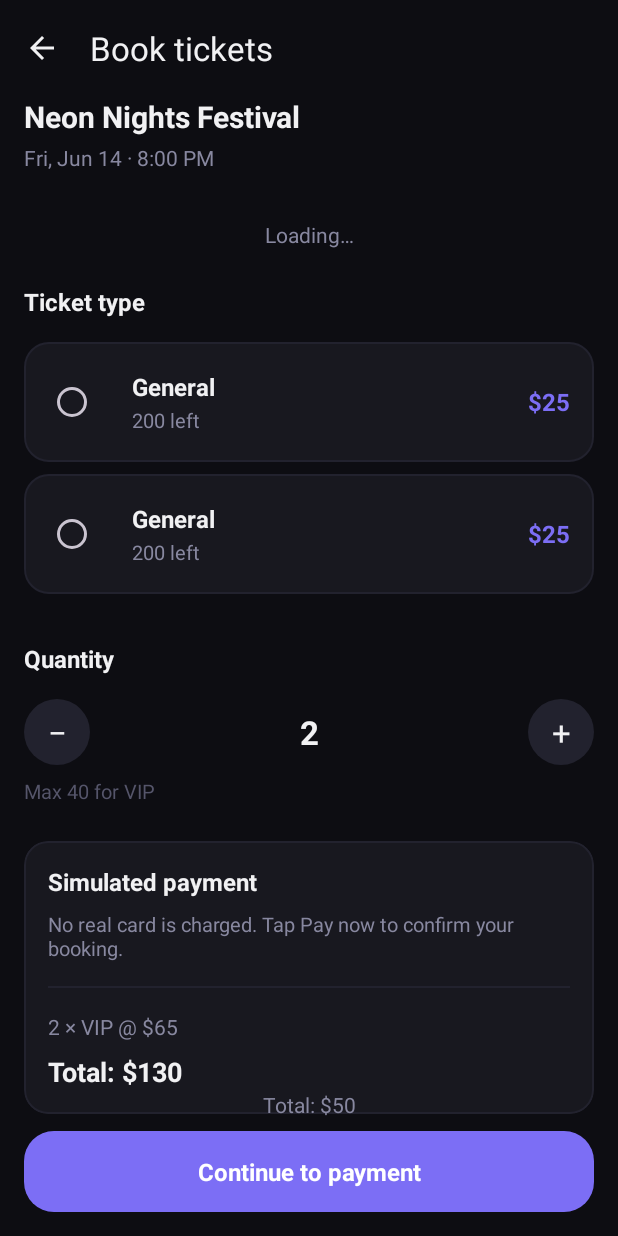
After one commit to Bayzeedsakib/eventbookingplatform, an Android app: the layout fragment_booking.xml on its own in the app's theme, with its tools: preview values and no code run, on a phone screen of 412 x 824 dp. The commit adds this screen. Run offline under Robolectric (Android 15) with nearby library versions, the phone set to English and light mode, and no system bars.

Commit message:
Add booking UI components, including layout for booking fragment, drawable resources for ticket types, and string definitions for booking functionality in Event Booking Platform

```diff
--- /dev/null
+++ b/app/src/main/res/drawable/bg_quantity_button.xml
@@ -0,0 +1,5 @@
+<?xml version="1.0" encoding="utf-8"?>
+<shape xmlns:android="http://schemas.android.com/apk/res/android"
+    android:shape="oval">
+    <solid android:color="@color/bg_elevated" />
+</shape>
--- /dev/null
+++ b/app/src/main/res/drawable/bg_ticket_type_default.xml
@@ -0,0 +1,9 @@
+<?xml version="1.0" encoding="utf-8"?>
+<shape xmlns:android="http://schemas.android.com/apk/res/android"
+    android:shape="rectangle">
+    <solid android:color="@color/bg_surface" />
+    <corners android:radius="@dimen/corner_lg" />
+    <stroke
+        android:width="1dp"
+        android:color="@color/bg_elevated" />
+</shape>
--- /dev/null
+++ b/app/src/main/res/drawable/bg_ticket_type_selected.xml
@@ -0,0 +1,9 @@
+<?xml version="1.0" encoding="utf-8"?>
+<shape xmlns:android="http://schemas.android.com/apk/res/android"
+    android:shape="rectangle">
+    <solid android:color="@color/bg_surface" />
+    <corners android:radius="@dimen/corner_lg" />
+    <stroke
+        android:width="2dp"
+        android:color="@color/primary" />
+</shape>
--- /dev/null
+++ b/app/src/main/res/layout/fragment_booking.xml
@@ -0,0 +1,299 @@
+<?xml version="1.0" encoding="utf-8"?>
+<androidx.coordinatorlayout.widget.CoordinatorLayout xmlns:android="http://schemas.android.com/apk/res/android"
+    xmlns:app="http://schemas.android.com/apk/res-auto"
+    xmlns:tools="http://schemas.android.com/tools"
+    android:layout_width="match_parent"
+    android:layout_height="match_parent"
+    android:background="@color/bg_base">
+
+    <com.google.android.material.appbar.AppBarLayout
+        android:layout_width="match_parent"
+        android:layout_height="wrap_content"
+        android:background="@android:color/transparent"
+        app:elevation="0dp">
+
+        <com.google.android.material.appbar.MaterialToolbar
+            android:id="@+id/toolbar"
+            android:layout_width="match_parent"
+            android:layout_height="?attr/actionBarSize"
+            android:background="@android:color/transparent"
+            app:navigationIcon="@drawable/ic_arrow_back"
+            app:navigationIconTint="@color/text_primary"
+            app:title="@string/booking_title"
+            app:titleTextColor="@color/text_primary" />
+    </com.google.android.material.appbar.AppBarLayout>
+
+    <androidx.core.widget.NestedScrollView
+        android:id="@+id/scroll_content"
+        android:layout_width="match_parent"
+        android:layout_height="match_parent"
+        android:clipToPadding="false"
+        android:fillViewport="true"
+        android:paddingBottom="96dp"
+        app:layout_behavior="@string/appbar_scrolling_view_behavior">
+
+        <LinearLayout
+            android:layout_width="match_parent"
+            android:layout_height="wrap_content"
+            android:orientation="vertical"
+            android:paddingHorizontal="@dimen/spacing_md">
+
+            <TextView
+                android:id="@+id/text_event_title"
+                android:layout_width="match_parent"
+                android:layout_height="wrap_content"
+                android:textColor="@color/text_primary"
+                android:textSize="20sp"
+                android:textStyle="bold"
+                tools:text="Neon Nights Festival" />
+
+            <TextView
+                android:id="@+id/text_event_date"
+                android:layout_width="match_parent"
+                android:layout_height="wrap_content"
+                android:layout_marginTop="@dimen/spacing_xs"
+                android:textColor="@color/text_secondary"
+                android:textSize="14sp"
+                tools:text="Fri, Jun 14 · 8:00 PM" />
+
+            <TextView
+                android:id="@+id/text_status"
+                android:layout_width="match_parent"
+                android:layout_height="wrap_content"
+                android:layout_marginTop="@dimen/spacing_xl"
+                android:gravity="center"
+                android:textColor="@color/text_secondary"
+                android:textSize="14sp"
+                android:visibility="gone"
+                tools:text="Loading…"
+                tools:visibility="visible" />
+
+            <LinearLayout
+                android:id="@+id/layout_select_tickets"
+                android:layout_width="match_parent"
+                android:layout_height="wrap_content"
+                android:orientation="vertical"
+                android:visibility="gone"
+                tools:visibility="visible">
+
+                <TextView
+                    android:layout_width="match_parent"
+                    android:layout_height="wrap_content"
+                    android:layout_marginTop="@dimen/spacing_lg"
+                    android:text="@string/booking_ticket_type_heading"
+                    android:textColor="@color/text_primary"
+                    android:textSize="16sp"
+                    android:textStyle="bold" />
+
+                <androidx.recyclerview.widget.RecyclerView
+                    android:id="@+id/recycler_ticket_types"
+                    android:layout_width="match_parent"
+                    android:layout_height="wrap_content"
+                    android:layout_marginTop="@dimen/spacing_md"
+                    android:nestedScrollingEnabled="false"
+                    tools:itemCount="2"
+                    tools:listitem="@layout/item_ticket_type_option" />
+
+                <TextView
+                    android:layout_width="match_parent"
+                    android:layout_height="wrap_content"
+                    android:layout_marginTop="@dimen/spacing_lg"
+                    android:text="@string/booking_quantity_heading"
+                    android:textColor="@color/text_primary"
+                    android:textSize="16sp"
+                    android:textStyle="bold" />
+
+                <LinearLayout
+                    android:layout_width="match_parent"
+                    android:layout_height="wrap_content"
+                    android:layout_marginTop="@dimen/spacing_md"
+                    android:gravity="center_vertical"
+                    android:orientation="horizontal">
+
+                    <TextView
+                        android:id="@+id/button_decrease"
+                        android:layout_width="44dp"
+                        android:layout_height="44dp"
+                        android:background="@drawable/bg_quantity_button"
+                        android:gravity="center"
+                        android:text="−"
+                        android:textColor="@color/text_primary"
+                        android:textSize="22sp" />
+
+                    <TextView
+                        android:id="@+id/text_quantity"
+                        android:layout_width="0dp"
+                        android:layout_height="wrap_content"
+                        android:layout_weight="1"
+                        android:gravity="center"
+                        android:textColor="@color/text_primary"
+                        android:textSize="22sp"
+                        android:textStyle="bold"
+                        tools:text="2" />
+
+                    <TextView
+                        android:id="@+id/button_increase"
+                        android:layout_width="44dp"
+                        android:layout_height="44dp"
+                        android:background="@drawable/bg_quantity_button"
+                        android:gravity="center"
+                        android:text="+"
+                        android:textColor="@color/text_primary"
+                        android:textSize="22sp" />
+                </LinearLayout>
+
+                <TextView
+                    android:id="@+id/text_capacity_hint"
+                    android:layout_width="match_parent"
+                    android:layout_height="wrap_content"
+                    android:layout_marginTop="@dimen/spacing_sm"
+                    android:textColor="@color/text_hint"
+                    android:textSize="13sp"
+                    tools:text="Max 40 for VIP" />
+            </LinearLayout>
+
+            <com.google.android.material.card.MaterialCardView
+                android:id="@+id/card_payment"
+                android:layout_width="match_parent"
+                android:layout_height="wrap_content"
+                android:layout_marginTop="@dimen/spacing_lg"
+                android:visibility="gone"
+                app:cardBackgroundColor="@color/bg_surface"
+                app:cardCornerRadius="@dimen/corner_lg"
+                app:cardElevation="0dp"
+                app:strokeColor="@color/bg_elevated"
+                app:strokeWidth="1dp"
+                tools:visibility="visible">
+
+                <LinearLayout
+                    android:layout_width="match_parent"
+                    android:layout_height="wrap_content"
+                    android:orientation="vertical"
+                    android:padding="@dimen/spacing_md">
+
+                    <TextView
+                        android:layout_width="match_parent"
+                        android:layout_height="wrap_content"
+                        android:text="@string/booking_payment_heading"
+                        android:textColor="@color/text_primary"
+                        android:textSize="16sp"
+                        android:textStyle="bold" />
+
+                    <TextView
+                        android:layout_width="match_parent"
+                        android:layout_height="wrap_content"
+                        android:layout_marginTop="@dimen/spacing_sm"
+                        android:text="@string/booking_payment_simulated_note"
+                        android:textColor="@color/text_secondary"
+                        android:textSize="13sp" />
+
+                    <View
+                        android:layout_width="match_parent"
+                        android:layout_height="1dp"
+                        android:layout_marginVertical="@dimen/spacing_md"
+                        android:background="@color/bg_elevated" />
+
+                    <TextView
+                        android:id="@+id/text_payment_line"
+                        android:layout_width="match_parent"
+                        android:layout_height="wrap_content"
+                        android:textColor="@color/text_secondary"
+                        android:textSize="14sp"
+                        tools:text="2 × VIP @ $65" />
+
+                    <TextView
+                        android:id="@+id/text_payment_total"
+                        android:layout_width="match_parent"
+                        android:layout_height="wrap_content"
+                        android:layout_marginTop="@dimen/spacing_sm"
+                        android:textColor="@color/text_primary"
+                        android:textSize="18sp"
+                        android:textStyle="bold"
+                        tools:text="Total: $130" />
+                </LinearLayout>
+            </com.google.android.material.card.MaterialCardView>
+
+            <com.google.android.material.card.MaterialCardView
+                android:id="@+id/card_success"
+                android:layout_width="match_parent"
+                android:layout_height="wrap_content"
+                android:layout_marginTop="@dimen/spacing_xl"
+                android:visibility="gone"
+                app:cardBackgroundColor="@color/bg_surface"
+                app:cardCornerRadius="@dimen/corner_lg"
+                app:cardElevation="0dp"
+                app:strokeColor="@color/success"
+                app:strokeWidth="1dp">
+
+                <LinearLayout
+                    android:layout_width="match_parent"
+                    android:layout_height="wrap_content"
+                    android:gravity="center_horizontal"
+                    android:orientation="vertical"
+                    android:padding="@dimen/spacing_lg">
+
+                    <TextView
+                        android:layout_width="wrap_content"
+                        android:layout_height="wrap_content"
+                        android:text="✓"
+                        android:textColor="@color/success"
+                        android:textSize="40sp" />
+
+                    <TextView
+                        android:id="@+id/text_success_message"
+                        android:layout_width="match_parent"
+                        android:layout_height="wrap_content"
+                        android:layout_marginTop="@dimen/spacing_md"
+                        android:gravity="center"
+                        android:textColor="@color/text_primary"
+                        android:textSize="16sp"
+                        tools:text="You're booked for Neon Nights Festival!" />
+                </LinearLayout>
+            </com.google.android.material.card.MaterialCardView>
+        </LinearLayout>
+    </androidx.core.widget.NestedScrollView>
+
+    <LinearLayout
+        android:id="@+id/layout_bottom_actions"
+        android:layout_width="match_parent"
+        android:layout_height="wrap_content"
+        android:layout_gravity="bottom"
+        android:orientation="vertical"
+        android:padding="@dimen/spacing_md">
+
+        <TextView
+            android:id="@+id/text_total_bar"
+            android:layout_width="match_parent"
+            android:layout_height="wrap_content"
+            android:layout_marginBottom="@dimen/spacing_sm"
+            android:gravity="center"
+            android:textColor="@color/text_secondary"
+            android:textSize="14sp"
+            android:visibility="gone"
+            tools:text="Total: $50"
+            tools:visibility="visible" />
+
+        <TextView
+            android:id="@+id/button_primary"
+            android:layout_width="match_parent"
+            android:layout_height="wrap_content"
+            android:background="@drawable/bg_book_now_button"
+            android:gravity="center"
+            android:paddingVertical="@dimen/spacing_md"
+            android:textColor="@color/on_primary"
+            android:textSize="16sp"
+            android:textStyle="bold"
+            tools:text="Continue to payment" />
+
+        <com.google.android.material.progressindicator.LinearProgressIndicator
+            android:id="@+id/progress_processing"
+            android:layout_width="match_parent"
+            android:layout_height="wrap_content"
+            android:layout_marginTop="@dimen/spacing_sm"
+            android:indeterminate="true"
+            android:visibility="gone"
+            app:indicatorColor="@color/primary"
+            app:trackColor="@color/bg_elevated" />
+    </LinearLayout>
+
+</androidx.coordinatorlayout.widget.CoordinatorLayout>
--- /dev/null
+++ b/app/src/main/res/layout/item_ticket_type_option.xml
@@ -0,0 +1,62 @@
+<?xml version="1.0" encoding="utf-8"?>
+<FrameLayout xmlns:android="http://schemas.android.com/apk/res/android"
+    xmlns:tools="http://schemas.android.com/tools"
+    android:layout_width="match_parent"
+    android:layout_height="wrap_content"
+    android:layout_marginBottom="@dimen/spacing_sm"
+    android:clickable="true"
+    android:focusable="true">
+
+    <LinearLayout
+        android:id="@+id/card_ticket_type"
+        android:layout_width="match_parent"
+        android:layout_height="wrap_content"
+        android:background="@drawable/bg_ticket_type_default"
+        android:gravity="center_vertical"
+        android:orientation="horizontal"
+        android:padding="@dimen/spacing_md">
+
+        <RadioButton
+            android:id="@+id/radio_selected"
+            android:layout_width="wrap_content"
+            android:layout_height="wrap_content"
+            android:buttonTint="@color/primary"
+            android:clickable="false"
+            android:focusable="false" />
+
+        <LinearLayout
+            android:layout_width="0dp"
+            android:layout_height="wrap_content"
+            android:layout_marginStart="@dimen/spacing_sm"
+            android:layout_weight="1"
+            android:orientation="vertical">
+
+            <TextView
+                android:id="@+id/text_name"
+                android:layout_width="wrap_content"
+                android:layout_height="wrap_content"
+                android:textColor="@color/text_primary"
+                android:textSize="16sp"
+                android:textStyle="bold"
+                tools:text="General" />
+
+            <TextView
+                android:id="@+id/text_available"
+                android:layout_width="wrap_content"
+                android:layout_height="wrap_content"
+                android:layout_marginTop="2dp"
+                android:textColor="@color/text_secondary"
+                android:textSize="13sp"
+                tools:text="200 left" />
+        </LinearLayout>
+
+        <TextView
+            android:id="@+id/text_price"
+            android:layout_width="wrap_content"
+            android:layout_height="wrap_content"
+            android:textColor="@color/primary"
+            android:textSize="16sp"
+            android:textStyle="bold"
+            tools:text="$25" />
+    </LinearLayout>
+</FrameLayout>
--- a/app/src/main/res/navigation/nav_graph.xml
+++ b/app/src/main/res/navigation/nav_graph.xml
@@ -39,5 +39,17 @@
         <argument
             android:name="eventId"
             app:argType="string" />
+        <action
+            android:id="@+id/action_eventDetailFragment_to_bookingFragment"
+            app:destination="@id/bookingFragment" />
+    </fragment>
+
+    <fragment
+        android:id="@+id/bookingFragment"
+        android:name="com.example.eventbookingplatform.ui.booking.BookingFragment"
+        android:label="@string/booking_title">
+        <argument
+            android:name="eventId"
+            app:argType="string" />
     </fragment>
 </navigation>
--- a/app/src/main/res/values/strings.xml
+++ b/app/src/main/res/values/strings.xml
@@ -33,7 +33,24 @@
     <string name="book_now_sign_in_title">Sign in to book</string>
     <string name="book_now_sign_in_message">Log in or create an account to purchase tickets for this event.</string>
     <string name="book_now_sign_in_action">Sign in</string>
-    <string name="booking_coming_soon">Booking opens in the next phase</string>
+    <string name="booking_title">Book tickets</string>
+    <string name="booking_loading">Loading booking…</string>
+    <string name="booking_not_found">This event cannot be booked right now.</string>
+    <string name="booking_ticket_type_heading">Ticket type</string>
+    <string name="booking_quantity_heading">Quantity</string>
+    <string name="booking_ticket_price">$%1$.0f</string>
+    <string name="booking_tickets_left">%1$d left</string>
+    <string name="booking_sold_out">Sold out</string>
+    <string name="booking_max_quantity">Max %1$d for %2$s</string>
+    <string name="booking_total">Total: $%1$.2f</string>
+    <string name="booking_continue_payment">Continue to payment</string>
+    <string name="booking_payment_heading">Simulated payment</string>
+    <string name="booking_payment_simulated_note">No real card is charged. Tap Pay now to confirm your booking.</string>
+    <string name="booking_payment_line">%1$d × %2$s @ $%3$.0f</string>
+    <string name="booking_pay_now">Pay now</string>
+    <string name="booking_success_message">You\'re booked for %1$s!</string>
+    <string name="booking_confirmed_snackbar">Booking confirmed</string>
+    <string name="booking_view_tickets">View My Tickets</string>
     <string name="explore_subtitle">Browse published events</string>
     <string name="events_loading">Loading events…</string>
     <string name="events_empty">No published events yet.</string>
```
